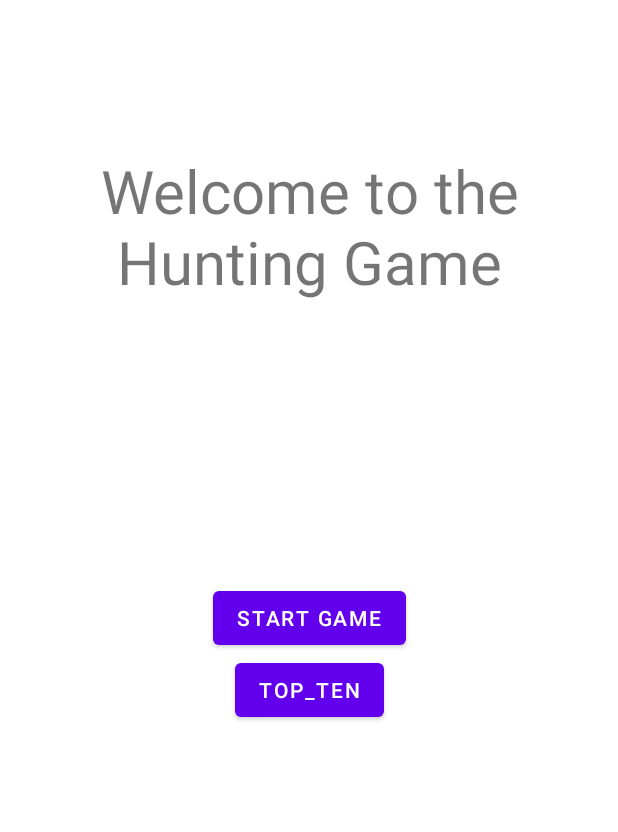
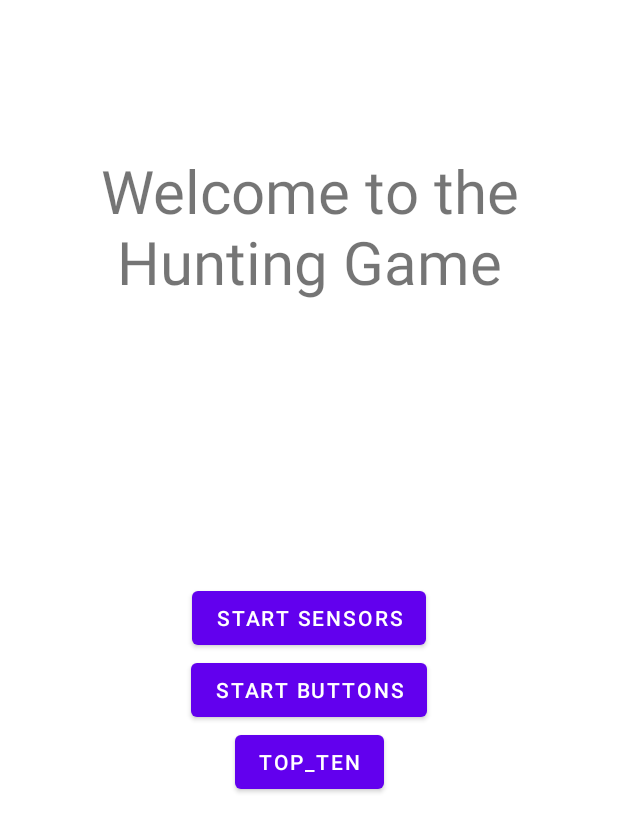
Before and after one commit to RonenGurevich/2022-And-Hw2, an Android app: the screen it shows after launch (MenuActivity), on a phone screen of 412 x 824 dp. Shown: the top 832 px of the screen. Run offline under Robolectric (Android 15) with nearby library versions, the light colour scheme and no system bars.

Commit message:
added buttons option for the game

```diff
--- a/app/src/main/java/Utility/UtilityMethods.java
+++ b/app/src/main/java/Utility/UtilityMethods.java
@@ -1,6 +1,7 @@
 package Utility;
 
 import android.Manifest;
+import android.app.Activity;
 import android.content.Context;
 import android.content.Intent;
 import android.content.SharedPreferences;
@@ -33,6 +34,7 @@ public class UtilityMethods extends AppCompatActivity {
     public static void switchActivity(Context context, Class dest) {
         Intent intent = new Intent(context, dest);
         context.startActivity(intent);
+        ((Activity) context).finish();
     }
 
     /**
--- a/app/src/main/java/com/example/huntinggame/MenuActivity.java
+++ b/app/src/main/java/com/example/huntinggame/MenuActivity.java
@@ -9,7 +9,8 @@ import Utility.UtilityMethods;
 
 public class MenuActivity extends AppCompatActivity {
 
-    Button start_BTN;
+    Button start_Sensors_BTN;
+    Button start_Buttons_BTN;
     Button tt_BTN;
 
     @Override
@@ -17,11 +18,16 @@ public class MenuActivity extends AppCompatActivity {
         super.onCreate(savedInstanceState);
         setContentView(R.layout.activity_menu);
 
-        start_BTN = findViewById(R.id.Menu_BTN_start);
+        start_Sensors_BTN = findViewById(R.id.Menu_BTN_Sensors);
+        start_Buttons_BTN = findViewById(R.id.Menu_BTN_Buttons);
         tt_BTN = findViewById(R.id.Menu_BTN_TT);
 
-        start_BTN.setOnClickListener(view -> {
+        start_Sensors_BTN.setOnClickListener(view -> {
             UtilityMethods.switchActivity(this, SensorActivity.class);
+        });
+
+        start_Buttons_BTN.setOnClickListener(view -> {
+            UtilityMethods.switchActivity(this, ButtonsActivity.class);
         });
 
         tt_BTN.setOnClickListener(view ->  {
--- a/app/src/main/res/layout/activity_menu.xml
+++ b/app/src/main/res/layout/activity_menu.xml
@@ -4,8 +4,7 @@
     xmlns:tools="http://schemas.android.com/tools"
     android:layout_width="match_parent"
     android:layout_height="match_parent"
-    tools:context=".MenuActivity"
-    >
+    tools:context=".MenuActivity">
 
     <TextView
         android:id="@+id/Menu_TXT_Title"
@@ -21,7 +20,7 @@
         app:layout_constraintTop_toTopOf="parent" />
 
     <Button
-        android:id="@+id/Menu_BTN_start"
+        android:id="@+id/Menu_BTN_Sensors"
         android:layout_width="wrap_content"
         android:layout_height="wrap_content"
         android:text="@string/start_game"
@@ -31,12 +30,21 @@
         app:layout_constraintTop_toTopOf="parent" />
 
     <Button
+        android:id="@+id/Menu_BTN_Buttons"
+        android:layout_width="wrap_content"
+        android:layout_height="wrap_content"
+        android:text="Start Buttons"
+        app:layout_constraintEnd_toEndOf="parent"
+        app:layout_constraintStart_toStartOf="parent"
+        app:layout_constraintTop_toBottomOf="@+id/Menu_BTN_Sensors" />
+
+    <Button
         android:id="@+id/Menu_BTN_TT"
         android:layout_width="wrap_content"
         android:layout_height="wrap_content"
         android:text="@string/top_ten"
         app:layout_constraintEnd_toEndOf="parent"
         app:layout_constraintStart_toStartOf="parent"
-        app:layout_constraintTop_toBottomOf="@+id/Menu_BTN_start" />
+        app:layout_constraintTop_toBottomOf="@+id/Menu_BTN_Buttons" />
 
 </androidx.constraintlayout.widget.ConstraintLayout>
--- a/app/src/main/res/values/strings.xml
+++ b/app/src/main/res/values/strings.xml
@@ -6,7 +6,7 @@
     <string name="down">Down</string>
     <string name="_0">0</string>
     <string name="Menu_Title">Welcome to the Hunting Game</string>
-    <string name="start_game">Start Game</string>
+    <string name="start_game">Start Sensors</string>
     <string name="top_ten">Top_Ten</string>
     <string name="menu">Menu</string>
     <string name="retry">Retry</string>
```
Also changed, not shown: app/src/main/AndroidManifest.xml (+11 -5 lines), app/src/main/java/classes/GameManager.java (+6 -9 lines), app/src/main/java/com/example/huntinggame/ButtonsActivity.java (added, +70 -0 lines), app/src/main/java/com/example/huntinggame/SensorActivity.java (+1 -16 lines), app/src/main/res/layout/activity_buttons.xml (added, +113 -0 lines), app/src/main/res/layout/activity_sensors.xml (renamed from app/src/main/res/layout/activity_main.xml).
